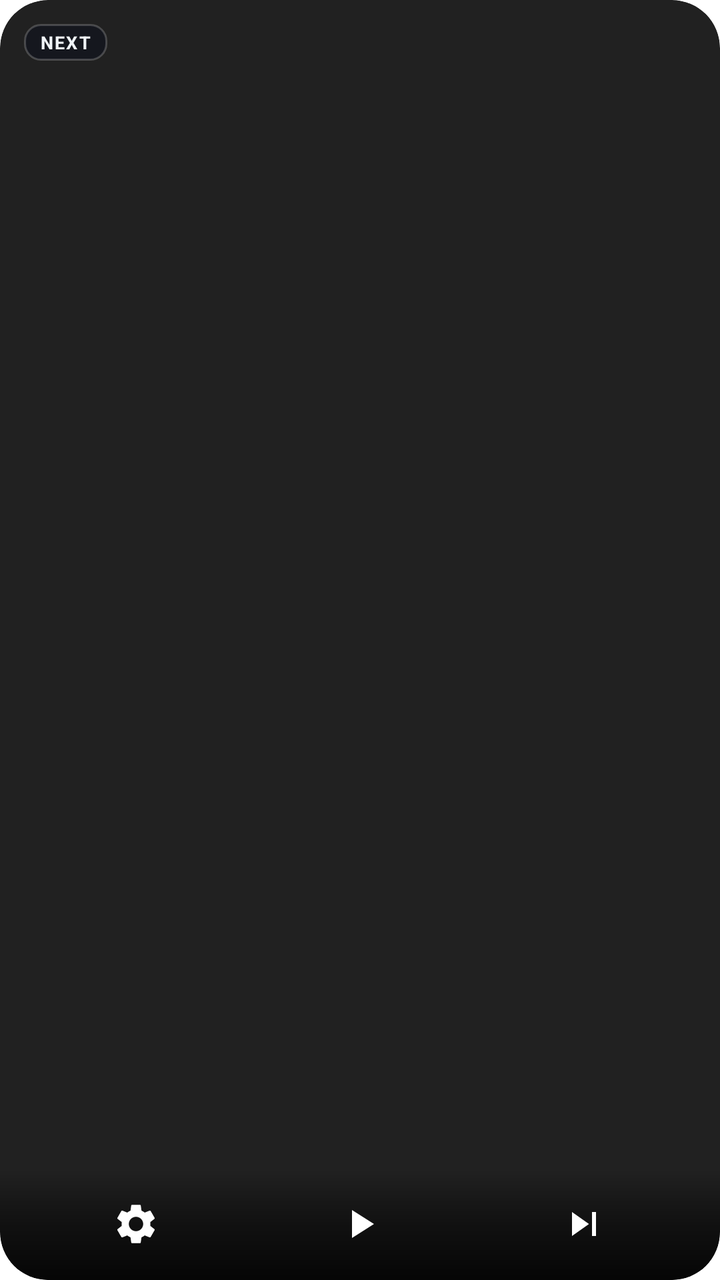
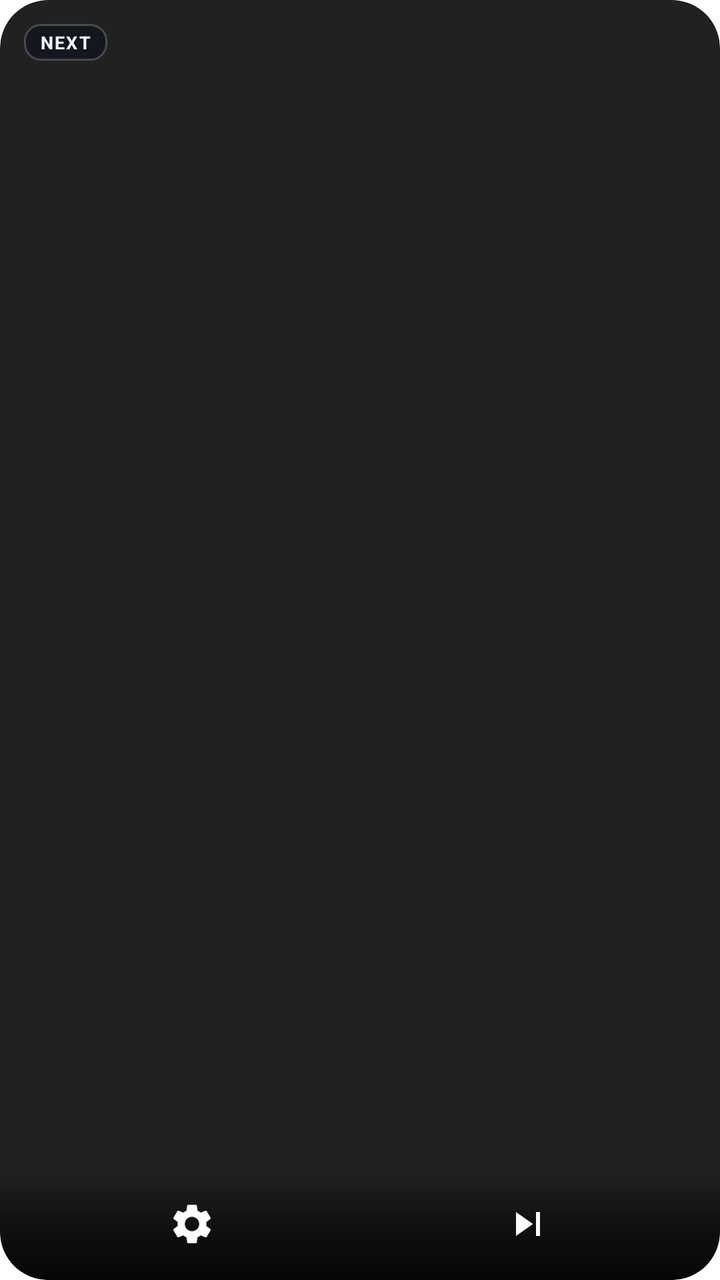

Two renders of the same Android screen: before a commit and after it. Below are the layout's source before the change and the commit's diff.
<!-- AndroidManifest.xml: fallback theme Theme.MaterialComponents.DayNight.NoActionBar -->
<!-- res/layout/walltap_widget.xml -->
<?xml version="1.0" encoding="utf-8"?>
<RelativeLayout xmlns:android="http://schemas.android.com/apk/res/android"
    android:id="@+id/widget_root"
    android:layout_width="match_parent"
    android:layout_height="match_parent"
    android:background="@drawable/widget_bg"
    android:clipToOutline="true">

    
    <ImageView
        android:id="@+id/widget_wallpaper_image"
        android:layout_width="match_parent"
        android:layout_height="match_parent"
        android:scaleType="centerCrop"
        android:contentDescription="Next Wallpaper" />

    
    <LinearLayout
        android:id="@+id/widget_badge_container"
        android:layout_width="wrap_content"
        android:layout_height="wrap_content"
        android:layout_alignParentTop="true"
        android:layout_alignParentStart="true"
        android:layout_marginStart="12dp"
        android:layout_marginTop="12dp"
        android:background="@drawable/widget_badge_bg"
        android:paddingStart="8dp"
        android:paddingEnd="8dp"
        android:paddingTop="3dp"
        android:paddingBottom="3dp"
        android:gravity="center_vertical"
        android:orientation="horizontal">

        <TextView
            android:id="@+id/widget_badge_text"
            android:layout_width="wrap_content"
            android:layout_height="wrap_content"
            android:text="NEXT"
            android:textColor="#F0F4F8"
            android:textSize="9sp"
            android:textStyle="bold"
            android:letterSpacing="0.08" />
    </LinearLayout>

    
    <LinearLayout
        android:id="@+id/widget_controls_container"
        android:layout_width="match_parent"
        android:layout_height="56dp"
        android:layout_alignParentBottom="true"
        android:background="@drawable/widget_controls_bg"
        android:orientation="horizontal"
        android:gravity="center"
        android:paddingStart="12dp"
        android:paddingEnd="12dp">

        
        <ImageView
            android:id="@+id/btn_widget_settings"
            android:layout_width="0dp"
            android:layout_height="36dp"
            android:layout_weight="1"
            android:src="@drawable/ic_widget_settings"
            android:contentDescription="Settings"
            android:scaleType="centerInside" />

        
        <ImageView
            android:id="@+id/btn_widget_play"
            android:layout_width="0dp"
            android:layout_height="36dp"
            android:layout_weight="1"
            android:src="@drawable/ic_widget_play"
            android:contentDescription="Shuffle Play"
            android:scaleType="centerInside" />

        
        <ImageView
            android:id="@+id/btn_widget_next"
            android:layout_width="0dp"
            android:layout_height="36dp"
            android:layout_weight="1"
            android:src="@drawable/ic_widget_next"
            android:contentDescription="Next Wallpaper"
            android:scaleType="centerInside" />
    </LinearLayout>

</RelativeLayout>
<!-- resources referenced by this layout -->
<resources>
  <!-- drawable ic_widget_next (drawable) -->
  <?xml version="1.0" encoding="utf-8"?>
  <vector xmlns:android="http://schemas.android.com/apk/res/android"
      android:width="24dp"
      android:height="24dp"
      android:viewportWidth="24"
      android:viewportHeight="24">
      <path
          android:fillColor="#FFFFFF"
          android:pathData="M6,18l8.5,-6L6,6v12zM16,6v12h2V6h-2z"/>
  </vector>
  <!-- drawable ic_widget_play (drawable) -->
  <?xml version="1.0" encoding="utf-8"?>
  <vector xmlns:android="http://schemas.android.com/apk/res/android"
      android:width="24dp"
      android:height="24dp"
      android:viewportWidth="24"
      android:viewportHeight="24">
      <path
          android:fillColor="#FFFFFF"
          android:pathData="M8,5v14l11,-7z"/>
  </vector>
  <!-- drawable ic_widget_settings (drawable) -->
  <?xml version="1.0" encoding="utf-8"?>
  <vector xmlns:android="http://schemas.android.com/apk/res/android"
      android:width="24dp"
      android:height="24dp"
      android:viewportWidth="24"
      android:viewportHeight="24">
      <path
          android:fillColor="#FFFFFF"
          android:pathData="M19.14,12.94c0.04,-0.3 0.06,-0.61 0.06,-0.94c0,-0.32 -0.02,-0.64 -0.07,-0.94l2.03,-1.58c0.18,-0.14 0.23,-0.41 0.12,-0.61l-1.92,-3.32c-0.12,-0.22 -0.37,-0.29 -0.59,-0.22l-2.39,0.96c-0.5,-0.38 -1.03,-0.7 -1.62,-0.94L14.4,2.81c-0.04,-0.24 -0.24,-0.41 -0.48,-0.41h-3.84c-0.24,0 -0.43,0.17 -0.47,0.41L9.25,5.35C8.66,5.59 8.12,5.92 7.63,6.29L5.24,5.33c-0.22,-0.08 -0.47,0 -0.59,0.22L2.74,8.87C2.62,9.08 2.66,9.34 2.86,9.48l2.03,1.58C4.84,11.36 4.8,11.69 4.8,12s0.02,0.64 0.07,0.94l-2.03,1.58c-0.18,0.14 -0.23,0.41 -0.12,0.61l1.92,3.32c0.12,0.22 0.37,0.29 0.59,0.22l2.39,-0.96c0.5,0.38 1.03,0.7 1.62,0.94l0.36,2.54c0.05,0.24 0.24,0.41 0.48,0.41h3.84c0.24,0 0.44,-0.17 0.47,-0.41l0.36,-2.54c0.59,-0.24 1.13,-0.56 1.62,-0.94l2.39,0.96c0.22,0.08 0.47,0 0.59,-0.22l1.92,-3.32c0.12,-0.22 0.07,-0.47 -0.12,-0.61L19.14,12.94zM12,15.6c-1.98,0 -3.6,-1.62 -3.6,-3.6s1.62,-3.6 3.6,-3.6s3.6,1.62 3.6,3.6S13.98,15.6 12,15.6z"/>
  </vector>
  <!-- drawable widget_badge_bg (drawable) -->
  <?xml version="1.0" encoding="utf-8"?>
  <shape xmlns:android="http://schemas.android.com/apk/res/android"
      android:shape="rectangle">
      <solid android:color="#CC12141D" />
      <corners android:radius="8dp" />
      <stroke android:width="1dp" android:color="#33FFFFFF" />
  </shape>
  <!-- drawable widget_bg (drawable) -->
  <?xml version="1.0" encoding="utf-8"?>
  <shape xmlns:android="http://schemas.android.com/apk/res/android"
      android:shape="rectangle">
      <corners android:radius="24dp" />
      <solid android:color="#212121" />
  </shape>
  <!-- drawable widget_controls_bg (drawable) -->
  <?xml version="1.0" encoding="utf-8"?>
  <shape xmlns:android="http://schemas.android.com/apk/res/android"
      android:shape="rectangle">
      <gradient
          android:angle="90"
          android:startColor="#D9000000"
          android:centerColor="#80000000"
          android:endColor="#00000000"
          android:type="linear" />
      <corners
          android:bottomLeftRadius="24dp"
          android:bottomRightRadius="24dp" />
  </shape>
</resources>

<!-- the commit's change to res/layout/walltap_widget.xml (unified diff, before → after) -->
@@ -66,16 +66,6 @@
 
         
         <ImageView
-            android:id="@+id/btn_widget_play"
-            android:layout_width="0dp"
-            android:layout_height="36dp"
-            android:layout_weight="1"
-            android:src="@drawable/ic_widget_play"
-            android:contentDescription="Shuffle Play"
-            android:scaleType="centerInside" />
-
-        
-        <ImageView
             android:id="@+id/btn_widget_next"
             android:layout_width="0dp"
             android:layout_height="36dp"
<!-- resource entries referenced after the edit -->
@@ -10,17 +10,6 @@
       <path
           android:fillColor="#FFFFFF"
           android:pathData="M6,18l8.5,-6L6,6v12zM16,6v12h2V6h-2z"/>
-  </vector>
-  <!-- drawable ic_widget_play (drawable) -->
-  <?xml version="1.0" encoding="utf-8"?>
-  <vector xmlns:android="http://schemas.android.com/apk/res/android"
-      android:width="24dp"
-      android:height="24dp"
-      android:viewportWidth="24"
-      android:viewportHeight="24">
-      <path
-          android:fillColor="#FFFFFF"
-          android:pathData="M8,5v14l11,-7z"/>
   </vector>
   <!-- drawable ic_widget_settings (drawable) -->
   <?xml version="1.0" encoding="utf-8"?>
